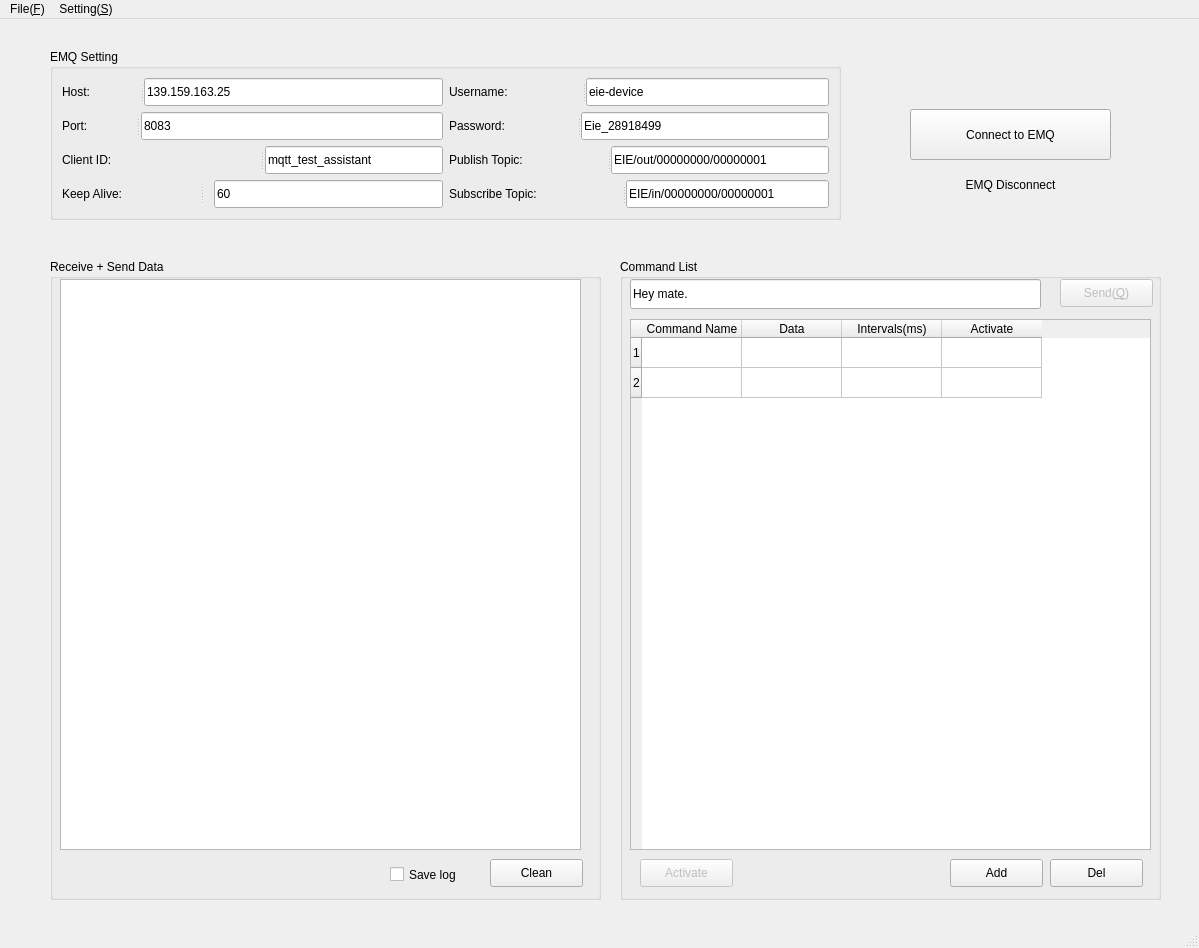
Qt form UI/JT_EMQ_Test_Assistant_UI_Simple.ui (PeterH0323/MQTT_Assistant) before a commit.
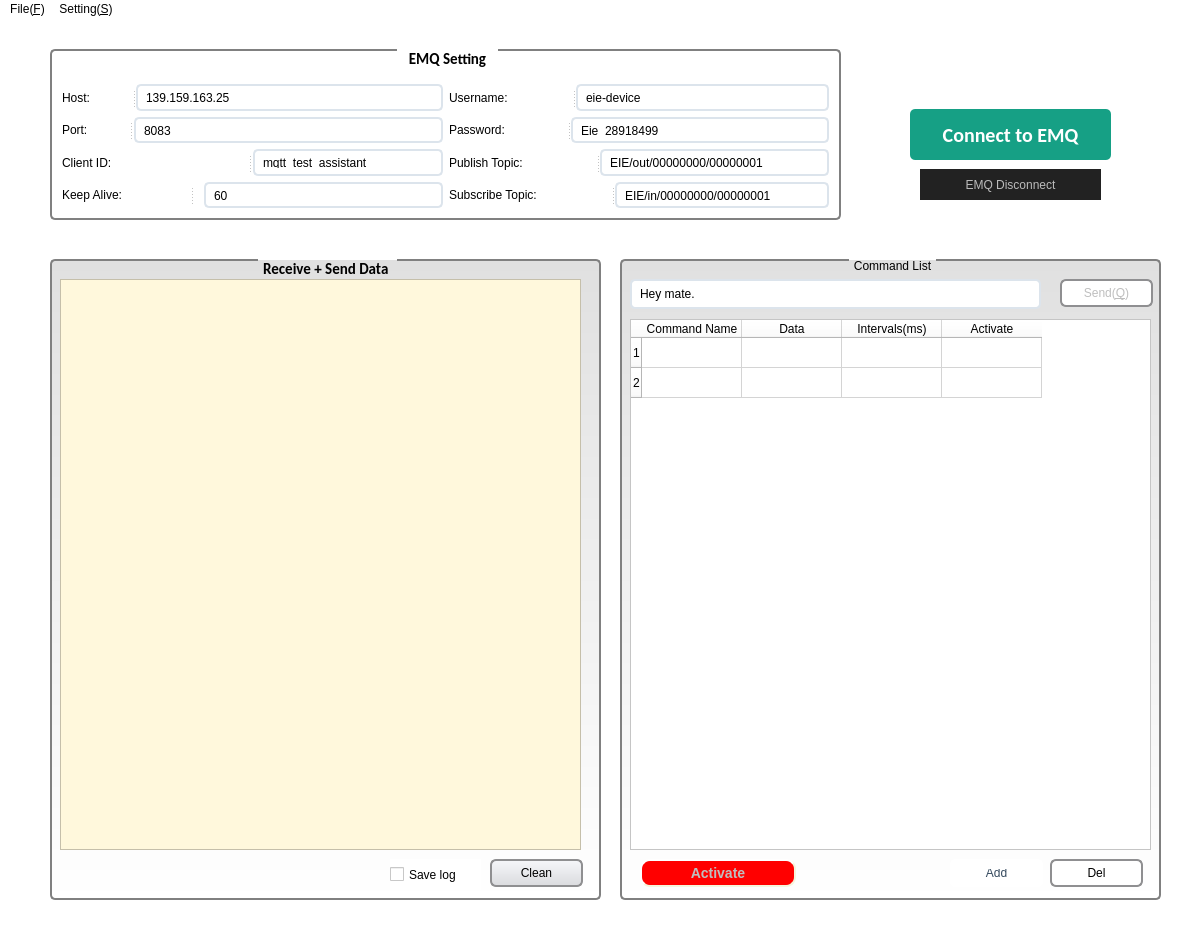
The same form after that commit.

```diff
--- a/UI/JT_EMQ_Test_Assistant_UI_Simple.ui
+++ b/UI/JT_EMQ_Test_Assistant_UI_Simple.ui
@@ -16,6 +16,12 @@
   <property name="windowTitle">
    <string>MainWindow</string>
   </property>
+  <property name="autoFillBackground">
+   <bool>false</bool>
+  </property>
+  <property name="styleSheet">
+   <string notr="true">background-color:white</string>
+  </property>
   <property name="iconSize">
    <size>
     <width>20</width>
@@ -32,9 +38,29 @@
       <height>51</height>
      </rect>
     </property>
+    <property name="font">
+     <font>
+      <family>Calibri</family>
+      <pointsize>15</pointsize>
+      <weight>75</weight>
+      <bold>true</bold>
+     </font>
+    </property>
     <property name="statusTip">
      <string>Connect to EMQ accroding to setting</string>
     </property>
+    <property name="styleSheet">
+     <string notr="true">QPushButton{
+	background-color:#16A085;
+	color:#ffffff;
+    border-radius: 5px;
+}
+
+QPushButton:hover{
+	color:#FFFFFF;
+	background:#2EE1C1;
+}</string>
+    </property>
     <property name="text">
      <string>Connect to EMQ</string>
     </property>
@@ -42,12 +68,20 @@
    <widget class="QLabel" name="Emq_connect_lable">
     <property name="geometry">
      <rect>
-      <x>950</x>
+      <x>920</x>
       <y>150</y>
-      <width>121</width>
+      <width>181</width>
       <height>31</height>
      </rect>
     </property>
+    <property name="styleSheet">
+     <string notr="true">QStackedWidget, QLabel, QPushButton, QRadioButton, QCheckBox, 
+QGroupBox, QStatusBar, QToolButton, QComboBox, QDialog {
+    background-color: #222222;
+    color: #BBBBBB;
+    font-family: &quot;Calibri&quot;;
+}</string>
+    </property>
     <property name="text">
      <string>EMQ Disconnect</string>
     </property>
@@ -64,6 +98,30 @@
       <height>171</height>
      </rect>
     </property>
+    <property name="font">
+     <font>
+      <family>Calibri</family>
+      <pointsize>11</pointsize>
+      <weight>75</weight>
+      <bold>true</bold>
+     </font>
+    </property>
+    <property name="styleSheet">
+     <string notr="true">QGroupBox {
+    /* background-color: qlineargradient(x1: 0, y1: 0, x2: 0, y2: 1,stop: 0 #E0E0E0, stop: 1 #FFFFFF);*/
+    border: 2px solid gray;
+    border-radius: 5px;
+    margin-top: 3ex; /* leave space at the top for the title */
+}
+
+QGroupBox::title {
+    subcontrol-origin: margin;
+    subcontrol-position: top center; /* position at the top center */
+    padding: 0 10px;
+    background-color: qlineargradient(x1: 0, y1: 0, x2: 0, y2: 1,stop: 0 #FFOECE, stop: 1 #FFFFFF);
+}
+</string>
+    </property>
     <property name="title">
      <string>EMQ Setting</string>
     </property>
@@ -79,6 +137,18 @@
         </property>
        </widget>
        <widget class="QLineEdit" name="Username_lineEdit">
+        <property name="styleSheet">
+         <string notr="true">QLineEdit{
+	border-style:none;
+	padding:6px;
+	border-radius:5px;
+	border:2px solid #DCE4EC;
+}
+
+QLineEdit:focus{
+	border:2px solid #3498DB;
+}</string>
+        </property>
         <property name="text">
          <string>eie-device</string>
         </property>
@@ -102,6 +172,18 @@
         </property>
        </widget>
        <widget class="QLineEdit" name="Port_lineEdit">
+        <property name="styleSheet">
+         <string notr="true">QLineEdit{
+	border-style:none;
+	padding:6px;
+	border-radius:5px;
+	border:2px solid #DCE4EC;
+}
+
+QLineEdit:focus{
+	border:2px solid #3498DB;
+}</string>
+        </property>
         <property name="text">
          <string>8083</string>
         </property>
@@ -122,6 +204,18 @@
         </property>
        </widget>
        <widget class="QLineEdit" name="PublishTopic_lineEdit">
+        <property name="styleSheet">
+         <string notr="true">QLineEdit{
+	border-style:none;
+	padding:6px;
+	border-radius:5px;
+	border:2px solid #DCE4EC;
+}
+
+QLineEdit:focus{
+	border:2px solid #3498DB;
+}</string>
+        </property>
         <property name="text">
          <string>EIE/out/00000000/00000001</string>
         </property>
@@ -145,6 +239,18 @@
         </property>
        </widget>
        <widget class="QLineEdit" name="KeepAlive_lineEdit">
+        <property name="styleSheet">
+         <string notr="true">QLineEdit{
+	border-style:none;
+	padding:6px;
+	border-radius:5px;
+	border:2px solid #DCE4EC;
+}
+
+QLineEdit:focus{
+	border:2px solid #3498DB;
+}</string>
+        </property>
         <property name="text">
          <string>60</string>
         </property>
@@ -177,6 +283,18 @@
         </property>
        </widget>
        <widget class="QLineEdit" name="ClientID_lineEdit">
+        <property name="styleSheet">
+         <string notr="true">QLineEdit{
+	border-style:none;
+	padding:6px;
+	border-radius:5px;
+	border:2px solid #DCE4EC;
+}
+
+QLineEdit:focus{
+	border:2px solid #3498DB;
+}</string>
+        </property>
         <property name="text">
          <string>mqtt_test_assistant</string>
         </property>
@@ -197,6 +315,18 @@
         </property>
        </widget>
        <widget class="QLineEdit" name="Password_lineEdit">
+        <property name="styleSheet">
+         <string notr="true">QLineEdit{
+	border-style:none;
+	padding:6px;
+	border-radius:5px;
+	border:2px solid #DCE4EC;
+}
+
+QLineEdit:focus{
+	border:2px solid #3498DB;
+}</string>
+        </property>
         <property name="text">
          <string>Eie_28918499</string>
         </property>
@@ -217,6 +347,18 @@
         </property>
        </widget>
        <widget class="QLineEdit" name="SubTopic_lineEdit">
+        <property name="styleSheet">
+         <string notr="true">QLineEdit{
+	border-style:none;
+	padding:6px;
+	border-radius:5px;
+	border:2px solid #DCE4EC;
+}
+
+QLineEdit:focus{
+	border:2px solid #3498DB;
+}</string>
+        </property>
         <property name="text">
          <string>EIE/in/00000000/00000001</string>
         </property>
@@ -237,6 +379,18 @@
         </property>
        </widget>
        <widget class="QLineEdit" name="Host_lineEdit">
+        <property name="styleSheet">
+         <string notr="true">QLineEdit{
+	border-style:none;
+	padding:6px;
+	border-radius:5px;
+	border:2px solid #DCE4EC;
+}
+
+QLineEdit:focus{
+	border:2px solid #3498DB;
+}</string>
+        </property>
         <property name="text">
          <string>139.159.163.25</string>
         </property>
@@ -257,6 +411,29 @@
       <height>641</height>
      </rect>
     </property>
+    <property name="font">
+     <font>
+      <family>Calibri</family>
+      <pointsize>11</pointsize>
+      <weight>75</weight>
+      <bold>true</bold>
+     </font>
+    </property>
+    <property name="styleSheet">
+     <string notr="true">QGroupBox {
+    background-color: qlineargradient(x1: 0, y1: 0, x2: 0, y2: 1,stop: 0 #E0E0E0, stop: 1 #FFFFFF);
+    border: 2px solid gray;
+    border-radius: 5px;
+    margin-top: 3ex; /* leave space at the top for the title */
+}
+
+QGroupBox::title {
+    subcontrol-origin: margin;
+    subcontrol-position: top center; /* position at the top center */
+    padding: 0 3px;
+    background-color: qlineargradient(x1: 0, y1: 0, x2: 0, y2: 1, stop: 0 #FFOECE, stop: 1 #FFFFFF);
+}</string>
+    </property>
     <property name="title">
      <string>Receive + Send Data </string>
     </property>
@@ -269,6 +446,13 @@
        <height>571</height>
       </rect>
      </property>
+     <property name="styleSheet">
+      <string notr="true">QStackedWidget, QComboBox, QLineEdit, QSpinBox, QTextEdit, QListView, QWebView, QTreeView, QHeaderView {
+    background-color: cornsilk;
+    selection-color: #0a214c; 
+    selection-background-color: #C19A6B;
+}</string>
+     </property>
     </widget>
     <widget class="QCheckBox" name="Save_Log_checkBox">
      <property name="geometry">
@@ -279,6 +463,9 @@
        <height>31</height>
       </rect>
      </property>
+     <property name="styleSheet">
+      <string notr="true"/>
+     </property>
      <property name="text">
       <string>Save log</string>
      </property>
@@ -292,6 +479,26 @@
        <height>28</height>
       </rect>
      </property>
+     <property name="styleSheet">
+      <string notr="true">QPushButton {
+    border: 2px solid #8f8f91;
+    border-radius: 6px;
+    background-color: qlineargradient(x1: 0, y1: 0, x2: 0, y2: 1,stop: 0 #f6f7fa, stop: 1 #dadbde);
+    min-width: 80px;
+}
+
+QPushButton:pressed {
+    background-color: qlineargradient(x1: 0, y1: 0, x2: 0, y2: 1,stop: 0 #dadbde, stop: 1 #f6f7fa);
+}
+
+QPushButton:flat {
+    border: none; /* no border for a flat push button */
+}
+
+QPushButton:default {
+    border-color: navy; /* make the default button prominent */
+}</string>
+     </property>
      <property name="text">
       <string>Clean</string>
      </property>
@@ -306,6 +513,21 @@
       <height>641</height>
      </rect>
     </property>
+    <property name="styleSheet">
+     <string notr="true">QGroupBox {
+    background-color: qlineargradient(x1: 0, y1: 0, x2: 0, y2: 1,stop: 0 #E0E0E0, stop: 1 #FFFFFF);
+    border: 2px solid gray;
+    border-radius: 5px;
+    margin-top: 3ex; /* leave space at the top for the title */
+}
+
+QGroupBox::title {
+    subcontrol-origin: margin;
+    subcontrol-position: top center; /* position at the top center */
+    padding: 0 3px;
+    background-color: qlineargradient(x1: 0, y1: 0, x2: 0, y2: 1, stop: 0 #FFOECE, stop: 1 #FFFFFF);
+}</string>
+    </property>
     <property name="title">
      <string>Command List</string>
     </property>
@@ -358,6 +580,24 @@
        <height>28</height>
       </rect>
      </property>
+     <property name="styleSheet">
+      <string notr="true">QPushButton{
+	border-style:none;
+	padding:10px;
+	border-radius:5px;
+	color:#34495E;
+	background:#FFFFFF;
+}
+QPushButton:hover{
+	color:#4E6D8C;
+	background:#F0F0F0;
+}
+QPushButton:pressed{
+	color:#2D3E50;
+	background:#B8C6D1
+;
+}</string>
+     </property>
      <property name="text">
       <string>Add</string>
      </property>
@@ -371,6 +611,28 @@
        <height>28</height>
       </rect>
      </property>
+     <property name="styleSheet">
+      <string notr="true">QPushButton{
+border:2px solid #8f8f91;
+border-radius:6px;
+background-color: qlineargradient(x1:0, y1:0, x2:0, y2:1,
+stop:0#f6f7fa, stop: 1 #dadbde);
+min-width:80px;
+}
+
+QPushButton:pressed {
+background-color: qlineargradient(x1:0, y1:0, x2:0, y2:1,
+stop:0#dadbde, stop: 1 #f6f7fa);
+}
+
+QPushButton:flat {
+border: none;/* no border for a flat push button */
+}
+
+QPushButton:default{
+border-color: navy;/* make the default button prominent */
+}</string>
+     </property>
      <property name="text">
       <string>Del</string>
      </property>
@@ -383,10 +645,26 @@
       <rect>
        <x>20</x>
        <y>600</y>
-       <width>93</width>
+       <width>156</width>
        <height>28</height>
       </rect>
      </property>
+     <property name="styleSheet">
+      <string notr="true">QPushButton {
+    background-color: red;
+    border-style: outset;
+    border-width: 2px;
+    border-radius: 10px;
+    border-color: beige;
+    font: bold 14px;
+    min-width: 10em;
+    padding: 6px;
+}
+QPushButton:pressed {
+    background-color: rgb(224, 0, 0);
+    border-style: inset;
+}</string>
+     </property>
      <property name="text">
       <string>Activate</string>
      </property>
@@ -403,6 +681,18 @@
      <property name="statusTip">
       <string>Data you want to send</string>
      </property>
+     <property name="styleSheet">
+      <string notr="true">QLineEdit{
+	border-style:none;
+	padding:6px;
+	border-radius:5px;
+	border:2px solid #DCE4EC;
+}
+
+QLineEdit:focus{
+	border:2px solid #E74C3C;
+}</string>
+     </property>
      <property name="text">
       <string>Hey mate. </string>
      </property>
@@ -422,6 +712,28 @@
        <height>28</height>
       </rect>
      </property>
+     <property name="styleSheet">
+      <string notr="true">QPushButton{
+border:2px solid #8f8f91;
+border-radius:6px;
+background-color: qlineargradient(x1:0, y1:0, x2:0, y2:1,
+stop:0#f6f7fa, stop: 1 #dadbde);
+min-width:80px;
+}
+
+QPushButton:pressed {
+background-color: qlineargradient(x1:0, y1:0, x2:0, y2:1,
+stop:0#dadbde, stop: 1 #f6f7fa);
+}
+
+QPushButton:flat {
+border: none;/* no border for a flat push button */
+}
+
+QPushButton:default{
+border-color: navy;/* make the default button prominent */
+}</string>
+     </property>
      <property name="text">
       <string>Send(&amp;Q)</string>
      </property>
```
Left out of the diff: 4 changed lines with no effect on the pictures.
